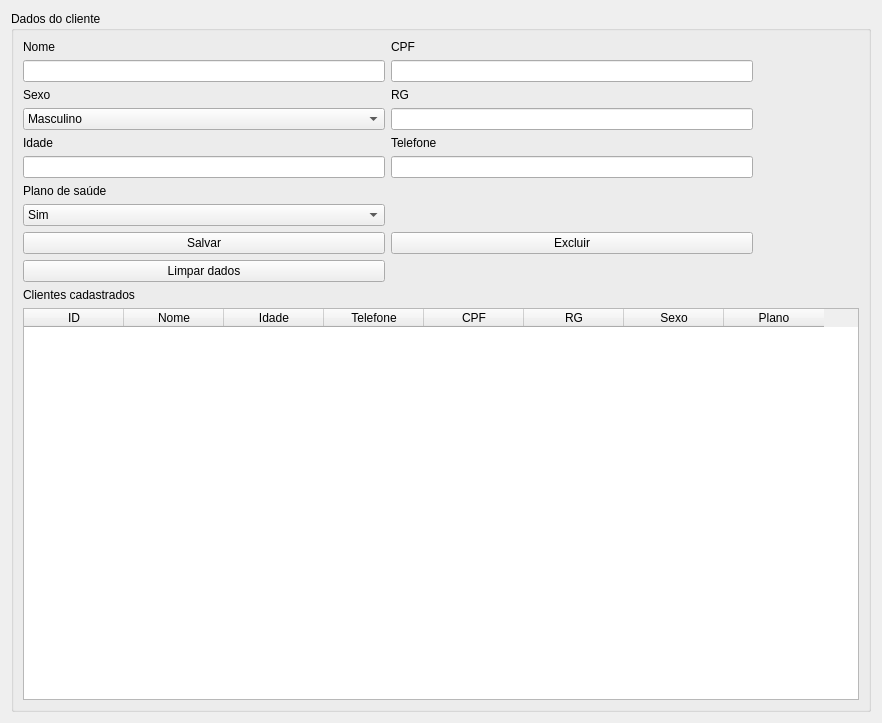
Qt form ui/cadastroC.ui (mateusangeli/PEPMED) before a commit.
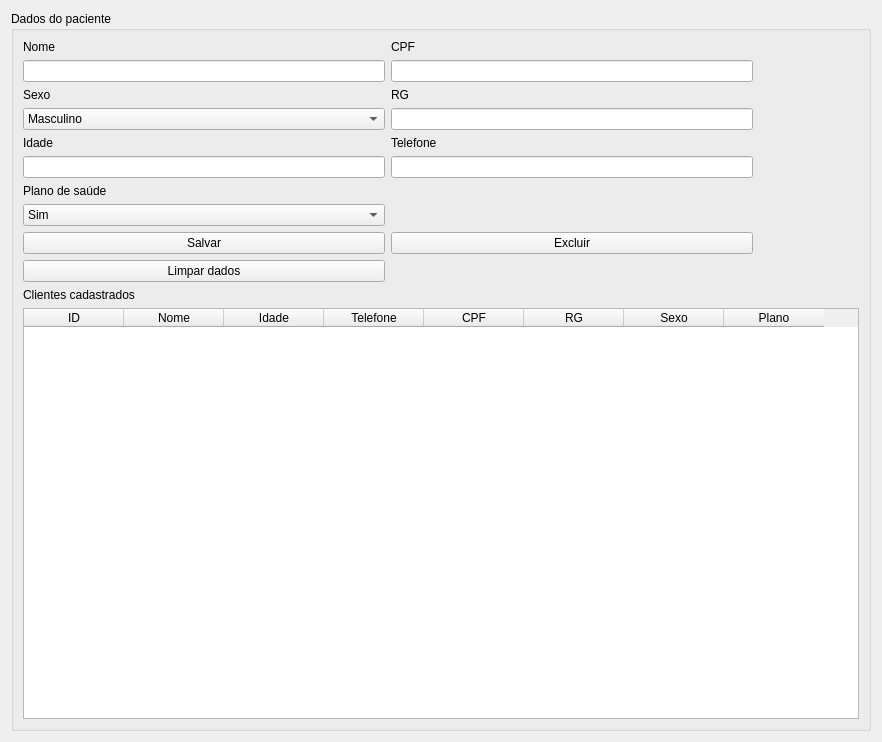
The same form after that commit. Icons and pictures are not drawn.

What changed in the file:
```diff
--- a/ui/cadastroC.ui
+++ b/ui/cadastroC.ui
@@ -7,7 +7,7 @@
     <x>0</x>
     <y>0</y>
     <width>882</width>
-    <height>723</height>
+    <height>742</height>
    </rect>
   </property>
   <property name="windowTitle">
@@ -17,7 +17,7 @@
    <item>
     <widget class="QGroupBox" name="groupBox">
      <property name="title">
-      <string>Dados do cliente</string>
+      <string>Dados do paciente</string>
      </property>
      <layout class="QVBoxLayout" name="verticalLayout">
       <item>
```
